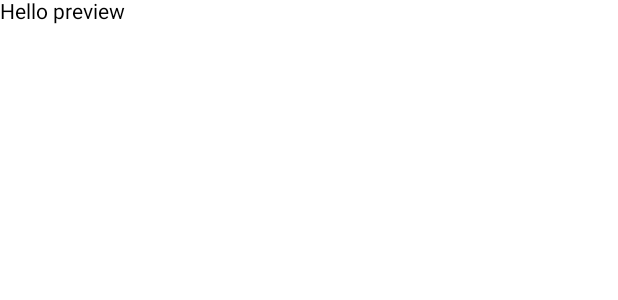
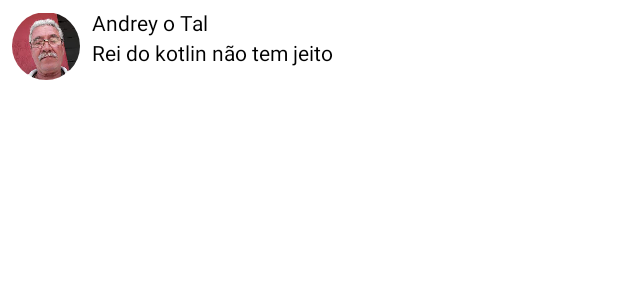
Before and after one commit to Andrey-05/AppCompose, an Android app built with Jetpack Compose: the @Preview function PreviewMessageCard, on a phone screen of 412 x 824 dp. Shown: the top 300 px of the screen. Run offline under Robolectric (Android 15) with nearby library versions, the phone set to English and light mode, and no system bars.

Commit message:
exercicio2

```diff
--- a/app/src/main/java/com/example/jetpackcompose/MainActivity.kt
+++ b/app/src/main/java/com/example/jetpackcompose/MainActivity.kt
@@ -3,13 +3,18 @@ package com.example.jetpackcompose
 import android.os.Bundle
 import androidx.activity.ComponentActivity
 import androidx.activity.compose.setContent
-import androidx.compose.foundation.layout.fillMaxSize
+import androidx.compose.foundation.Image
+import androidx.compose.foundation.layout.*
+import androidx.compose.foundation.shape.CircleShape
 import androidx.compose.material3.MaterialTheme
 import androidx.compose.material3.Surface
 import androidx.compose.material3.Text
 import androidx.compose.runtime.Composable
 import androidx.compose.ui.Modifier
+import androidx.compose.ui.draw.clip
+import androidx.compose.ui.res.painterResource
 import androidx.compose.ui.tooling.preview.Preview
+import androidx.compose.ui.unit.dp
 import com.example.jetpackcompose.ui.theme.JetpackComposeTheme
 
 class MainActivity : ComponentActivity() {
@@ -17,17 +22,53 @@ class MainActivity : ComponentActivity() {
         super.onCreate(savedInstanceState)
         //conteudo que sera mostardo ao rodar
         setContent {
-            Text("Teste do Compose")
-            MessageCard("Andrey o tal")
+            MessageCard(Message("Andrey o Tal", "Rei do kotlin não tem jeito"))
         }
     }
 }
 
+data class Message(val author: String, val body: String)
+
 @Composable
 
 //função que renderiza o card de menssagem
-fun MessageCard(name: String) {
-    Text(text = "Hello $name")
+fun MessageCard(msg: Message) {
+    //Alinha todos os elementos de dentro em linha
+    Row(
+        //Cria espaço de todos os lados do card
+        modifier = Modifier.padding(all = 8.dp)
+    ) {
+
+        //icone do do usuário
+        Image(
+            //seleciona a imagem que sera usada
+            painter = painterResource(R.drawable.senhor),
+            //texto para caso imagem não carrege
+            contentDescription = "Icone do usuário",
+            //Define estilo do imagem
+            modifier = Modifier
+                .size(45.dp)
+                .clip(CircleShape)
+        )
+
+        //Separa os elementos horizontalmente
+        Spacer(modifier = Modifier
+            .width(8.dp))
+
+        //alinha elementos de dentro em coluna
+        Column {
+            //texto com nome do usuário
+            Text(text = msg.author)
+
+            //Separa os elementos verticalmente
+            Spacer(modifier = Modifier
+                .height(4.dp))
+
+            //texto de descrição
+            Text(text = msg.body)
+        }
+    }
+
 }
 
 @Preview
@@ -35,5 +76,5 @@ fun MessageCard(name: String) {
 //preview para testes
 fun PreviewMessageCard() {
     val name = "preview"
-    Text(text = "Hello $name")
+    MessageCard(Message("Andrey o Tal", "Rei do kotlin não tem jeito"))
 }
```
Also changed, not shown: app/src/main/res/drawable/senhor.jpg (added).
